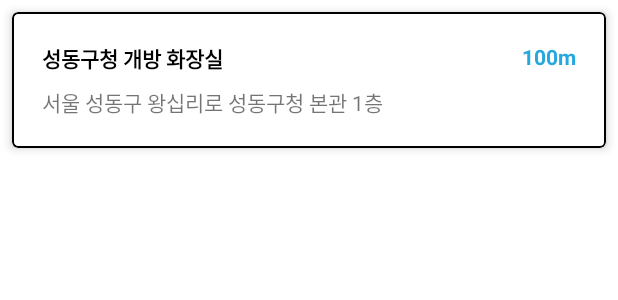
After one commit to CHANAHEE/SearchPlaceApp, an Android app: the layout recycler_list_fragment_item.xml on its own in the app's theme, with its tools: preview values and no code run, on a phone screen of 412 x 824 dp. The commit adds this screen. Shown: the top 300 px of the screen. Run offline under Robolectric (Android 15) with nearby library versions, the phone set to English and light mode, and no system bars.

Commit message:
카카오 API 활용 및 LIST 리사이클러뷰 완료

```diff
--- /dev/null
+++ b/app/src/main/res/layout/recycler_list_fragment_item.xml
@@ -0,0 +1,46 @@
+<?xml version="1.0" encoding="utf-8"?>
+<com.google.android.material.card.MaterialCardView xmlns:android="http://schemas.android.com/apk/res/android"
+    android:layout_width="match_parent"
+    android:layout_height="wrap_content"
+    xmlns:app="http://schemas.android.com/apk/res-auto"
+    app:cardElevation="4dp"
+    app:cardCornerRadius="4dp"
+    app:contentPadding="16dp"
+    android:layout_margin="8dp"
+    app:strokeWidth="1dp"
+    app:strokeColor="@color/black">
+
+    <RelativeLayout
+        android:layout_width="match_parent"
+        android:layout_height="wrap_content">
+
+        <TextView
+            android:id="@+id/tv_place_name"
+            android:layout_width="wrap_content"
+            android:layout_height="wrap_content"
+            android:text="성동구청 개방 화장실"
+            android:textColor="@color/black"
+            android:textStyle="bold"
+            android:padding="4dp"/>
+
+        <TextView
+            android:id="@+id/tv_address"
+            android:layout_width="wrap_content"
+            android:layout_height="wrap_content"
+            android:text="서울 성동구 왕십리로 성동구청 본관 1층"
+            android:padding="4dp"
+            android:layout_below="@id/tv_place_name"/>
+
+        <TextView
+            android:id="@+id/tv_distance"
+            android:layout_width="wrap_content"
+            android:layout_height="wrap_content"
+            android:text="100m"
+            android:textColor="@color/brand"
+            android:textStyle="bold"
+            android:layout_alignParentRight="true"
+            android:padding="4dp"/>
+
+    </RelativeLayout>
+
+</com.google.android.material.card.MaterialCardView>
```
Also changed, not shown: app/src/main/java/com/example/tp_searchplaceapp/activities/MainActivity.kt (+35 -3 lines), app/src/main/java/com/example/tp_searchplaceapp/adapters/PlaceListRecyclerAdapter.kt (added, +28 -0 lines), app/src/main/java/com/example/tp_searchplaceapp/fragments/PlaceListFragment.kt (+16 -0 lines), app/src/main/java/com/example/tp_searchplaceapp/model/KakaoSearchPlaceResponse.kt (added, +17 -0 lines), app/src/main/java/com/example/tp_searchplaceapp/network/RetrofitApiService.kt (+7 -0 lines), app/src/main/res/layout/fragment_place_list.xml (+9 -6 lines), app/src/main/java/com/example/tp_searchplaceapp/adapters/a.txt (deleted).
